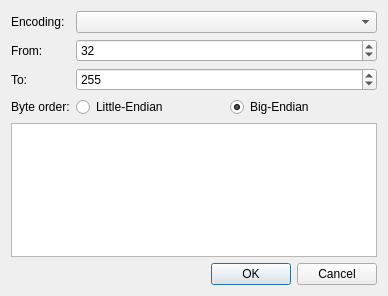
The window that controls/fonts/font-range/dialogfontrange.ui (riuson/lcd-image-converter) describes before a commit, drawn with Qt 5.
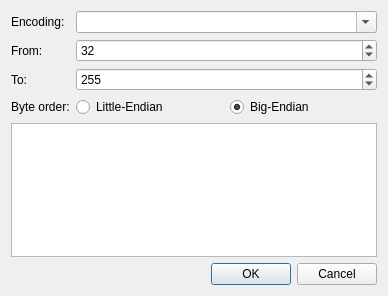
The same window after the commit.

Commit message: Added completer to encoding's combobox

```diff
--- a/controls/fonts/font-range/dialogfontrange.ui
+++ b/controls/fonts/font-range/dialogfontrange.ui
@@ -22,7 +22,11 @@
     </widget>
    </item>
    <item row="0" column="1">
-    <widget class="QComboBox" name="comboBoxEncoding"/>
+    <widget class="QComboBox" name="comboBoxEncoding">
+     <property name="editable">
+      <bool>true</bool>
+     </property>
+    </widget>
    </item>
    <item row="1" column="0">
     <widget class="QLabel" name="label_2">
```
The commit also changes 5 other files.
